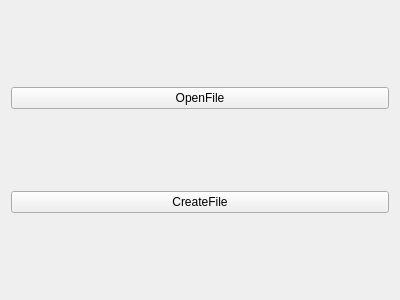
First picture: the form in ui/welcome.ui, repository PtaxLaine/fluedit, before the edit.
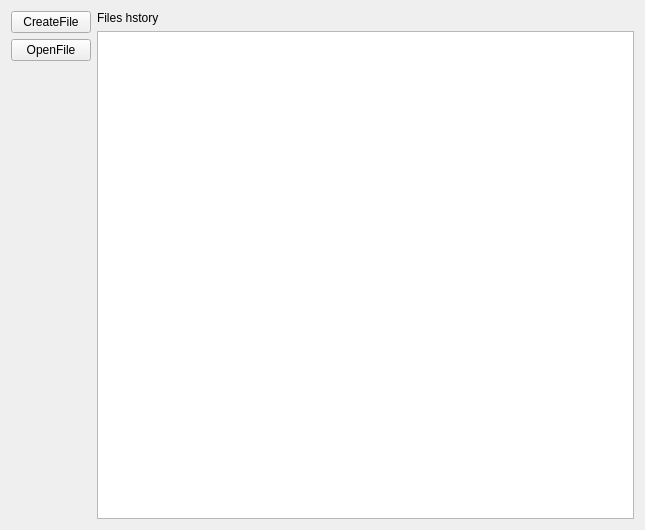
Second picture: the form after the edit.

What changed in the file:
```diff
--- a/ui/welcome.ui
+++ b/ui/welcome.ui
@@ -6,27 +6,58 @@
    <rect>
     <x>0</x>
     <y>0</y>
-    <width>400</width>
-    <height>300</height>
+    <width>645</width>
+    <height>530</height>
    </rect>
   </property>
   <property name="windowTitle">
    <string>Form</string>
   </property>
-  <layout class="QVBoxLayout" name="verticalLayout">
+  <layout class="QHBoxLayout" name="horizontalLayout">
    <item>
-    <widget class="QPushButton" name="open_file_button">
-     <property name="text">
-      <string>OpenFile</string>
-     </property>
-    </widget>
+    <layout class="QVBoxLayout" name="verticalLayout_2">
+     <item>
+      <widget class="QPushButton" name="create_file_button">
+       <property name="text">
+        <string>CreateFile</string>
+       </property>
+      </widget>
+     </item>
+     <item>
+      <widget class="QPushButton" name="open_file_button">
+       <property name="text">
+        <string>OpenFile</string>
+       </property>
+      </widget>
+     </item>
+     <item>
+      <spacer name="verticalSpacer">
+       <property name="orientation">
+        <enum>Qt::Vertical</enum>
+       </property>
+       <property name="sizeHint" stdset="0">
+        <size>
+         <width>20</width>
+         <height>40</height>
+        </size>
+       </property>
+      </spacer>
+     </item>
+    </layout>
    </item>
    <item>
-    <widget class="QPushButton" name="create_file_button">
-     <property name="text">
-      <string>CreateFile</string>
-     </property>
-    </widget>
+    <layout class="QVBoxLayout" name="verticalLayout" stretch="0,0">
+     <item>
+      <widget class="QLabel" name="label">
+       <property name="text">
+        <string>Files hstory</string>
+       </property>
+      </widget>
+     </item>
+     <item>
+      <widget class="QListView" name="listView"/>
+     </item>
+    </layout>
    </item>
   </layout>
  </widget>
```
